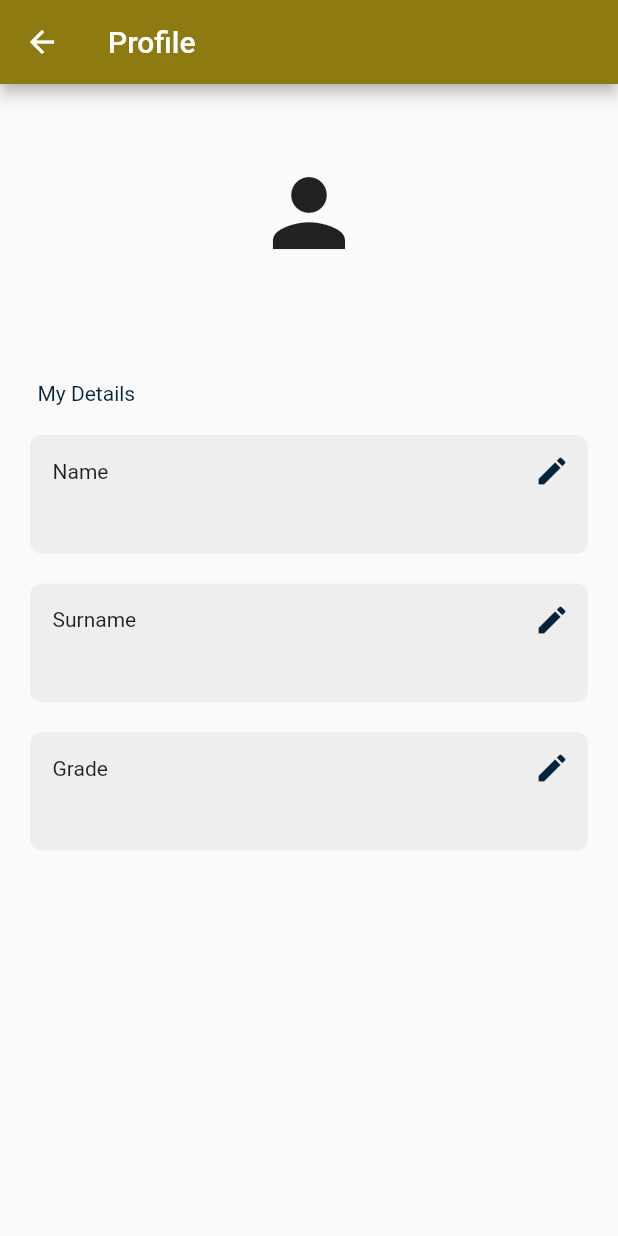
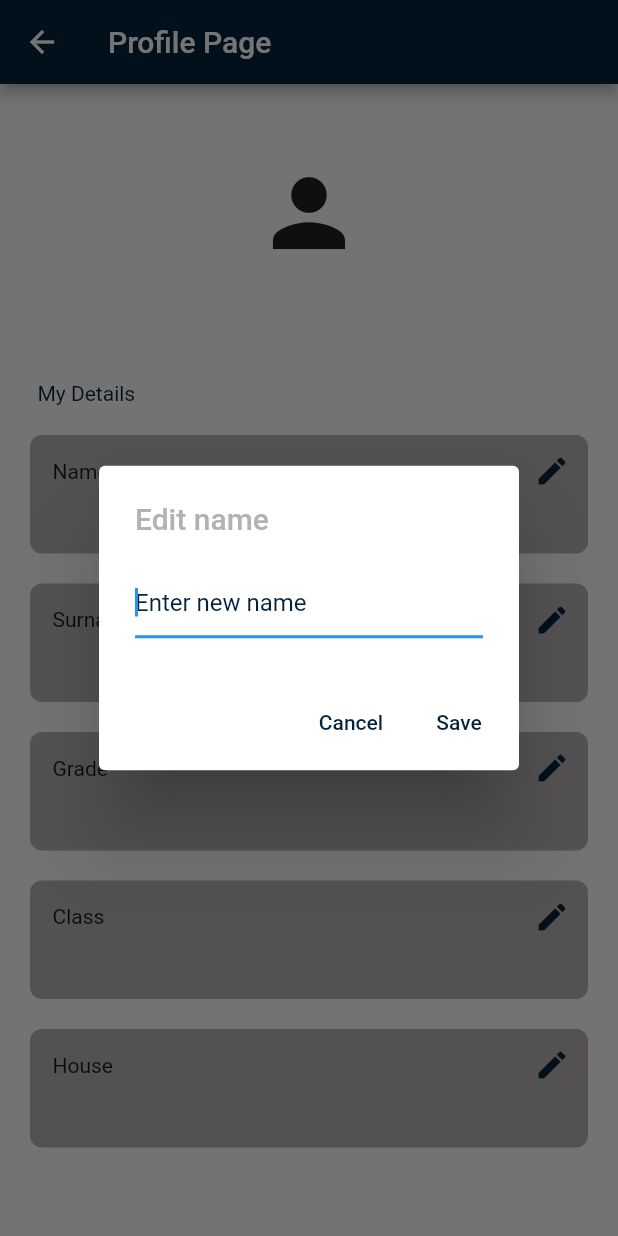
Before and after one commit to tisetsosheron/CCE-Reddam-House, a Flutter app: the ProfilePage screen opened directly, after a tap on the "edit" icon, on a phone screen of 412 x 824 dp. Run offline on Flutter 3.47's test engine with Material 2 defaults, Android fonts, the phone set to English and light mode, and no system bars; our stand-ins replace cloud_firestore, firebase_auth, firebase_core; accounts and stored records are empty.

Commit message:
profile page working

```diff
--- a/lib/Screens/profile_page.dart
+++ b/lib/Screens/profile_page.dart
@@ -12,15 +12,56 @@ class ProfilePage extends StatefulWidget {
 
 class _ProfilePageState extends State<ProfilePage> {
   final currentUser = FirebaseAuth.instance.currentUser!;
+  final usersCollection = FirebaseFirestore.instance.collection("Users");
 
-  Future<void> editField(String field) async {}
+  Future<void> editField(String field) async {
+    String newValue = "";
+    await showDialog(
+        context: context,
+        builder: (context) => AlertDialog(
+              title: Text(
+                "Edit $field",
+                style:
+                    const TextStyle(color: Color.fromARGB(255, 180, 177, 177)),
+              ),
+              content: TextField(
+                autofocus: true,
+                style: TextStyle(color: Color.fromARGB(255, 3, 34, 59)),
+                decoration: InputDecoration(
+                  hintText: "Enter new $field",
+                  hintStyle: TextStyle(color: Color.fromARGB(255, 3, 34, 59)),
+                ),
+                onChanged: (value) {
+                  newValue = value;
+                },
+              ),
+              actions: [
+                TextButton(
+                    onPressed: () => Navigator.pop(context),
+                    child: Text(
+                      'Cancel',
+                      style: TextStyle(color: Color.fromARGB(255, 3, 34, 59)),
+                    )),
+                TextButton(
+                    onPressed: () => Navigator.of(context).pop(newValue),
+                    child: Text(
+                      'Save',
+                      style: TextStyle(color: Color.fromARGB(255, 3, 34, 59)),
+                    )),
+              ],
+            ));
+
+    if (newValue.trim().isNotEmpty) {
+      await usersCollection.doc(currentUser.email).update({field: newValue});
+    }
+  }
 
   @override
   Widget build(BuildContext context) {
     return Scaffold(
       appBar: AppBar(
-        title: Text("Profile"),
-        backgroundColor: Color.fromARGB(255, 141, 122, 16),
+        title: Text("Profile Page"),
+        backgroundColor: Color.fromARGB(255, 3, 34, 59),
       ),
       body: StreamBuilder<DocumentSnapshot>(
           stream: FirebaseFirestore.instance
@@ -31,6 +72,7 @@ class _ProfilePageState extends State<ProfilePage> {
             //get user data
             if (snapshot.hasData) {
               final userData = snapshot.data!.data() as Map<String, dynamic>;
+              // if(userData != null){
               return ListView(
                 children: [
                   const SizedBox(height: 50),
@@ -79,15 +121,24 @@ class _ProfilePageState extends State<ProfilePage> {
                     text: userData['grade'],
                     sectionName: 'Grade',
                     onPressed: () => editField('grade'),
-                  )
-
-                  //grade
+                  ),
 
                   //class
+                  MyTextBox(
+                    text: userData['class'],
+                    sectionName: 'Class',
+                    onPressed: () => editField('class'),
+                  ),
 
                   //house
+                  MyTextBox(
+                    text: userData['house'],
+                    sectionName: 'House',
+                    onPressed: () => editField('house'),
+                  )
                 ],
               );
+              //}
             } else if (snapshot.hasError) {
               return Center(
                 child: Text('Error${snapshot.error}'),
--- a/lib/components/text_box.dart
+++ b/lib/components/text_box.dart
@@ -16,7 +16,7 @@ class MyTextBox extends StatelessWidget {
   Widget build(BuildContext context) {
     return Container(
       decoration: BoxDecoration(
-        color: Colors.grey[200],
+        color: Color.fromARGB(255, 180, 177, 177),
         borderRadius: BorderRadius.circular(8),
       ),
       padding: EdgeInsets.only(
```
Also changed, not shown: lib/Screens/home_page.dart (+1 -13 lines), lib/Screens/register_page.dart (+38 -25 lines), lib/read data/get_username.dart (deleted).
